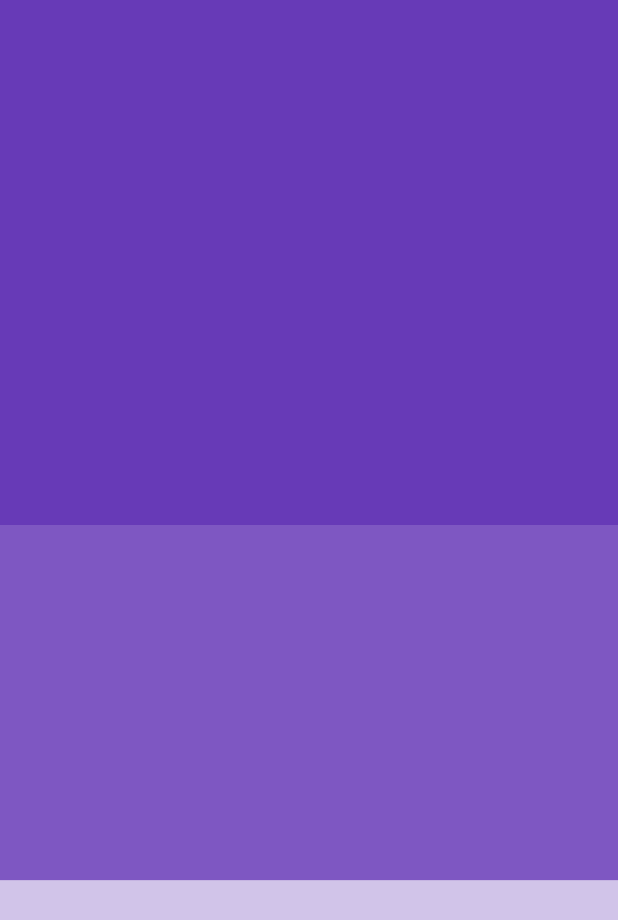
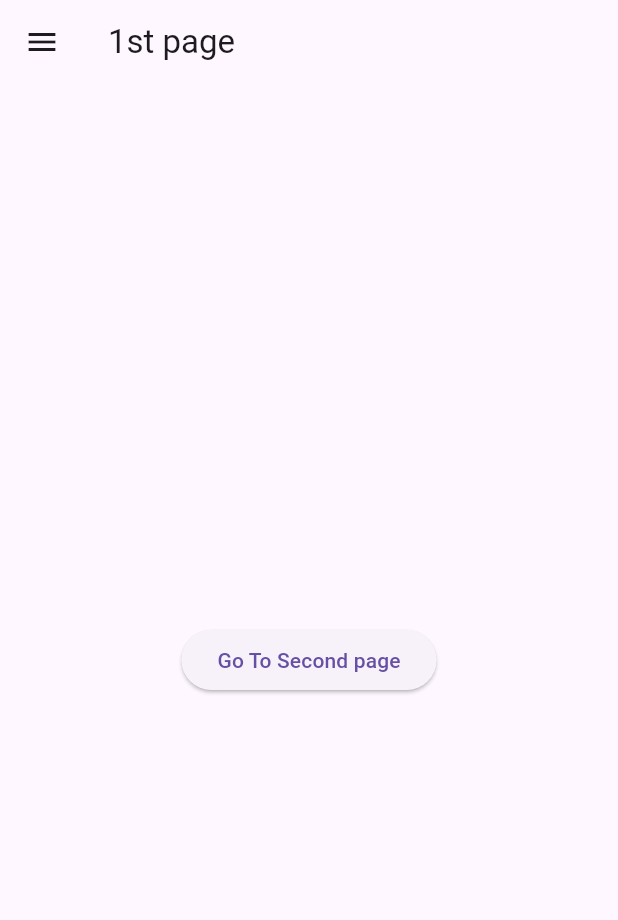
Before and after one commit to Eric-Study-369/flutter_master-class, a Flutter app: the screen it shows after launch, on a phone screen of 412 x 824 dp. Shown: the top 920 px of the screen. Run offline on Flutter 3.47's test engine with Material 3 defaults, Android fonts, the phone set to English and light mode, and no system bars.

Commit message:
feat(main.dart, folder page): 50:55 Navigation

```diff
--- a/lib/main.dart
+++ b/lib/main.dart
@@ -1,4 +1,10 @@
+// ignore_for_file: prefer_const_constructors, equal_keys_in_map
+
 import 'package:flutter/material.dart';
+import 'package:flutter_tutorial/page/first_page.dart';
+import 'package:flutter_tutorial/page/home_page.dart';
+import 'package:flutter_tutorial/page/second_page.dart';
+import 'package:flutter_tutorial/page/setting_page.dart';
 
 void main() {
   runApp(MyApp());
@@ -11,30 +17,13 @@ class MyApp extends StatelessWidget {
   Widget build(BuildContext context) {
     return MaterialApp(
       debugShowCheckedModeBanner: false,
-      home: Scaffold(
-        backgroundColor: const Color.fromARGB(255, 243, 241, 245),
-        body: Column(
-          //mainAxisAlignment: MainAxisAlignment.center,
-          children: [
-            Container(
-              height: 350,
-              color: Colors.deepPurple[500],
-            ),
-            Expanded(
-              flex: 3,
-              child: Container(
-                color: Colors.deepPurple[400],
-              ),
-            ),
-            Expanded(
-              flex: 3,
-              child: Container(
-                color: Colors.deepPurple[100],
-              ),
-            ),
-          ],
-        ),
-      ),
+      home: Firstpage(),
+      routes: {
+        '/firstpage': (context) => Firstpage(),
+        '/secondpage': (context) => Secondtpage(),
+        '/homepage': (context) => homepage(),
+        '/settingpage': (context) => Settingpage(),
+      },
     );
   }
 }
--- /dev/null
+++ b/lib/page/first_page.dart
@@ -0,0 +1,59 @@
+// ignore_for_file: prefer_const_literals_to_create_immutables, prefer_const_constructors
+
+import "package:flutter/material.dart";
+
+class Firstpage extends StatelessWidget {
+  const Firstpage({super.key});
+
+  @override
+  Widget build(BuildContext context) {
+    return Scaffold(
+      appBar: AppBar(title: Text("1st page")),
+      drawer: Drawer(
+        backgroundColor: Colors.deepPurple[100],
+        child: Column(
+          children: [
+            DrawerHeader(
+              child: Icon(
+                Icons.favorite,
+                size: 48,
+              ),
+            ),
+
+            //home page list title
+            ListTile(
+              leading: Icon(Icons.home),
+              title: Text("H O M E"),
+              onTap: () {
+                Navigator.pop(context);
+
+                Navigator.pushNamed(context, '/homepage');
+              },
+            ),
+
+            //setting page
+            ListTile(
+              leading: Icon(Icons.settings),
+              title: Text("S e t t i n g"),
+              onTap: () {
+                Navigator.pop(context);
+
+                Navigator.pushNamed(context, '/settingpage');
+              },
+            ),
+          ],
+        ),
+      ),
+      body: Center(
+        child: ElevatedButton(
+          child: Text("Go To Second page"),
+          onPressed: () {
+            Navigator.pop(context);
+
+            Navigator.pushNamed(context, '/secondpage');
+          },
+        ),
+      ),
+    );
+  }
+}
```
Also changed, not shown: lib/page/home_page.dart (added, +12 -0 lines), lib/page/second_page.dart (added, +25 -0 lines), lib/page/setting_page.dart (added, +12 -0 lines).
